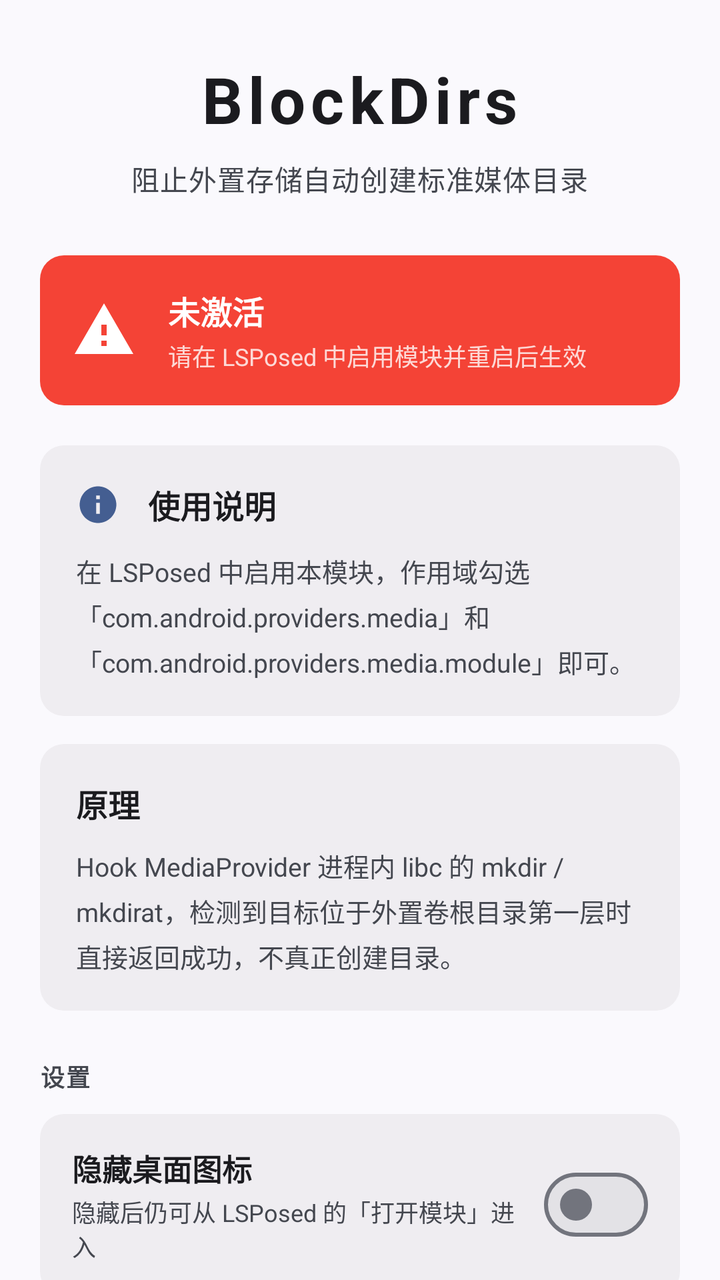
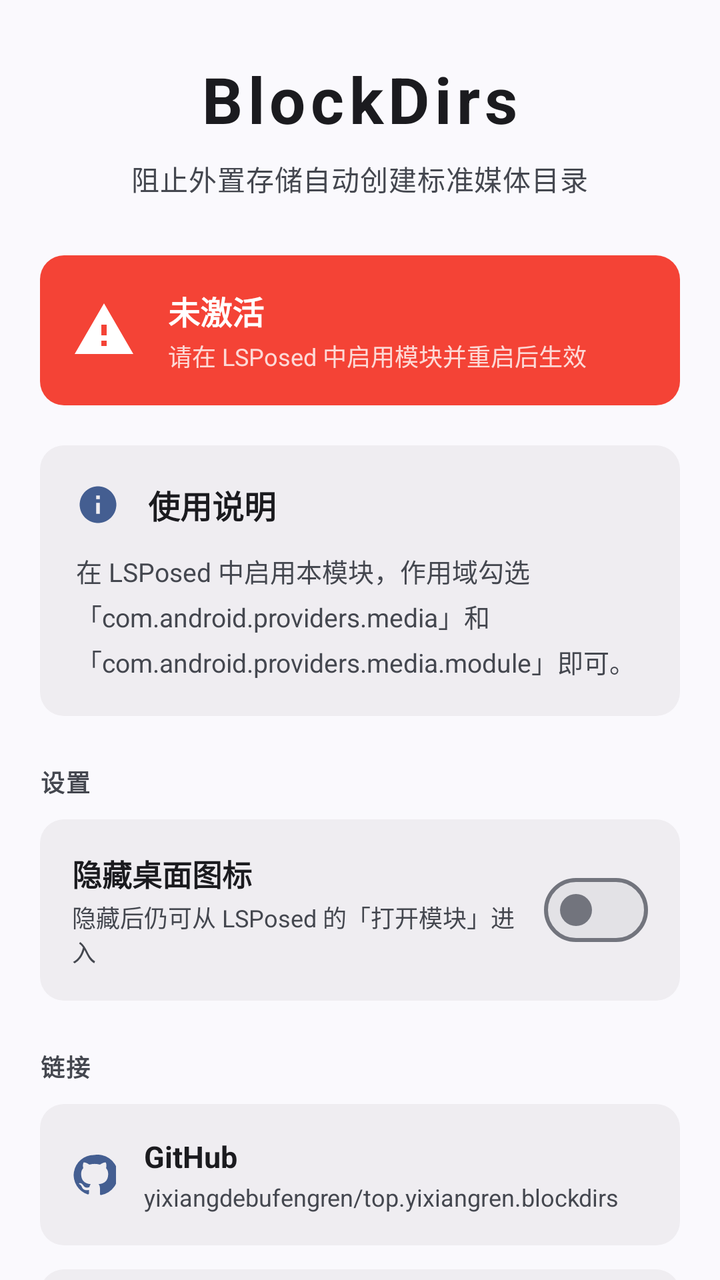

Two renders of the same Android screen: before a commit and after it. Below are the layout's source before the change and the commit's diff.
<!-- AndroidManifest.xml: application theme AppTheme -->
<!-- res/layout/activity_main.xml -->
<?xml version="1.0" encoding="utf-8"?>
<ScrollView xmlns:android="http://schemas.android.com/apk/res/android"
    xmlns:app="http://schemas.android.com/apk/res-auto"
    android:layout_width="match_parent"
    android:layout_height="match_parent"
    android:background="?attr/colorSurface"
    android:fillViewport="true"
    android:scrollbars="none">

    <LinearLayout
        android:layout_width="match_parent"
        android:layout_height="wrap_content"
        android:orientation="vertical"
        android:paddingHorizontal="20dp"
        android:paddingTop="28dp"
        android:paddingBottom="28dp">

        
        <LinearLayout
            android:layout_width="match_parent"
            android:layout_height="wrap_content"
            android:orientation="vertical"
            android:gravity="center_horizontal"
            android:paddingBottom="8dp">

            <TextView
                android:layout_width="wrap_content"
                android:layout_height="wrap_content"
                android:text="@string/app_name"
                android:textColor="?attr/colorOnSurface"
                android:textSize="32sp"
                android:textStyle="bold"
                android:letterSpacing="0.08" />

            <TextView
                android:layout_width="wrap_content"
                android:layout_height="wrap_content"
                android:layout_marginTop="8dp"
                android:text="@string/app_subtitle"
                android:textColor="?attr/colorOnSurfaceVariant"
                android:textSize="14sp"
                android:letterSpacing="0.02" />
        </LinearLayout>

        
        <LinearLayout
            android:id="@+id/card_status"
            android:layout_width="match_parent"
            android:layout_height="wrap_content"
            android:layout_marginTop="20dp"
            android:orientation="horizontal"
            android:gravity="center_vertical"
            android:padding="16dp"
            android:background="@drawable/card_status_red">

            <ImageView
                android:id="@+id/status_icon"
                android:layout_width="32dp"
                android:layout_height="32dp"
                android:src="@drawable/ic_status_warn"
                android:contentDescription="@null" />

            <LinearLayout
                android:layout_width="0dp"
                android:layout_height="wrap_content"
                android:layout_marginStart="16dp"
                android:layout_weight="1"
                android:orientation="vertical">

                <TextView
                    android:id="@+id/status_title"
                    android:layout_width="match_parent"
                    android:layout_height="wrap_content"
                    android:text="@string/module_status_title_inactive"
                    android:textColor="#FFFFFF"
                    android:textSize="16sp"
                    android:textStyle="bold" />

                <TextView
                    android:id="@+id/status_desc"
                    android:layout_width="match_parent"
                    android:layout_height="wrap_content"
                    android:layout_marginTop="2dp"
                    android:text="@string/module_status_desc_inactive"
                    android:textColor="#CCFFFFFF"
                    android:textSize="12sp" />
            </LinearLayout>
        </LinearLayout>

        
        <LinearLayout
            android:id="@+id/card_guide"
            android:layout_width="match_parent"
            android:layout_height="wrap_content"
            android:layout_marginTop="20dp"
            android:orientation="vertical"
            android:padding="18dp"
            android:background="@drawable/card_bg"
            android:clickable="true"
            android:focusable="true">

            <LinearLayout
                android:layout_width="match_parent"
                android:layout_height="wrap_content"
                android:orientation="horizontal"
                android:gravity="center_vertical">

                <ImageView
                    android:layout_width="22dp"
                    android:layout_height="22dp"
                    android:src="@drawable/ic_info"
                    android:contentDescription="@null" />

                <TextView
                    android:layout_width="wrap_content"
                    android:layout_height="wrap_content"
                    android:layout_marginStart="14dp"
                    android:text="@string/module_app_build_info_title"
                    android:textColor="?attr/colorOnSurface"
                    android:textSize="16sp"
                    android:textStyle="bold" />
            </LinearLayout>

            <TextView
                android:layout_width="match_parent"
                android:layout_height="wrap_content"
                android:layout_marginTop="12dp"
                android:lineSpacingExtra="4dp"
                android:text="@string/usage_tip"
                android:textColor="?attr/colorOnSurfaceVariant"
                android:textSize="13sp" />
        </LinearLayout>

        
        <LinearLayout
            android:layout_width="match_parent"
            android:layout_height="wrap_content"
            android:layout_marginTop="14dp"
            android:orientation="vertical"
            android:padding="18dp"
            android:background="@drawable/card_bg">

            <TextView
                android:layout_width="wrap_content"
                android:layout_height="wrap_content"
                android:text="@string/module_app_principle_title"
                android:textColor="?attr/colorOnSurface"
                android:textSize="16sp"
                android:textStyle="bold" />

            <TextView
                android:layout_width="match_parent"
                android:layout_height="wrap_content"
                android:layout_marginTop="10dp"
                android:lineSpacingExtra="4dp"
                android:text="@string/module_app_principle_desc"
                android:textColor="?attr/colorOnSurfaceVariant"
                android:textSize="13sp" />
        </LinearLayout>

        
        <TextView
            android:layout_width="wrap_content"
            android:layout_height="wrap_content"
            android:layout_marginTop="24dp"
            android:layout_marginBottom="10dp"
            android:text="@string/setting_section_title"
            android:textColor="?attr/colorOnSurfaceVariant"
            android:textSize="12sp"
            android:textStyle="bold"
            android:letterSpacing="0.05" />

        
        <LinearLayout
            android:layout_width="match_parent"
            android:layout_height="wrap_content"
            android:orientation="horizontal"
            android:gravity="center_vertical"
            android:padding="16dp"
            android:background="@drawable/card_bg">

            <LinearLayout
                android:layout_width="0dp"
                android:layout_height="wrap_content"
                android:layout_weight="1"
                android:orientation="vertical">

                <TextView
                    android:layout_width="match_parent"
                    android:layout_height="wrap_content"
                    android:text="@string/setting_hide_icon_title"
                    android:textColor="?attr/colorOnSurface"
                    android:textSize="15sp"
                    android:textStyle="bold" />

                <TextView
                    android:layout_width="match_parent"
                    android:layout_height="wrap_content"
                    android:layout_marginTop="2dp"
                    android:text="@string/setting_hide_icon_subtitle"
                    android:textColor="?attr/colorOnSurfaceVariant"
                    android:textSize="12sp" />
            </LinearLayout>

            <com.google.android.material.materialswitch.MaterialSwitch
                android:id="@+id/switch_hide_icon"
                android:layout_width="wrap_content"
                android:layout_height="wrap_content"
                android:layout_marginStart="12dp" />
        </LinearLayout>

        
        <TextView
            android:layout_width="wrap_content"
            android:layout_height="wrap_content"
            android:layout_marginTop="24dp"
            android:layout_marginBottom="10dp"
            android:text="@string/link_section_title"
            android:textColor="?attr/colorOnSurfaceVariant"
            android:textSize="12sp"
            android:textStyle="bold"
            android:letterSpacing="0.05" />

        
        <LinearLayout
            android:id="@+id/card_github"
            android:layout_width="match_parent"
            android:layout_height="wrap_content"
            android:orientation="horizontal"
            android:gravity="center_vertical"
            android:padding="16dp"
            android:background="@drawable/card_bg"
            android:clickable="true"
            android:focusable="true">

            <ImageView
                android:layout_width="22dp"
                android:layout_height="22dp"
                android:src="@drawable/ic_github"
                android:contentDescription="@null" />

            <LinearLayout
                android:layout_width="0dp"
                android:layout_height="wrap_content"
                android:layout_marginStart="14dp"
                android:layout_weight="1"
                android:orientation="vertical">

                <TextView
                    android:layout_width="wrap_content"
                    android:layout_height="wrap_content"
                    android:text="@string/link_github_title"
                    android:textColor="?attr/colorOnSurface"
                    android:textSize="15sp"
                    android:textStyle="bold" />

                <TextView
                    android:layout_width="wrap_content"
                    android:layout_height="wrap_content"
                    android:layout_marginTop="2dp"
                    android:text="@string/link_github_subtitle"
                    android:textColor="?attr/colorOnSurfaceVariant"
                    android:textSize="12sp" />
            </LinearLayout>
        </LinearLayout>

        
        <LinearLayout
            android:id="@+id/card_blog"
            android:layout_width="match_parent"
            android:layout_height="wrap_content"
            android:layout_marginTop="12dp"
            android:orientation="horizontal"
            android:gravity="center_vertical"
            android:padding="16dp"
            android:background="@drawable/card_bg"
            android:clickable="true"
            android:focusable="true">

            <ImageView
                android:layout_width="22dp"
                android:layout_height="22dp"
                android:src="@drawable/ic_open_in_new"
                android:contentDescription="@null" />

            <LinearLayout
                android:layout_width="0dp"
                android:layout_height="wrap_content"
                android:layout_marginStart="14dp"
                android:layout_weight="1"
                android:orientation="vertical">

                <TextView
                    android:layout_width="wrap_content"
                    android:layout_height="wrap_content"
                    android:text="@string/link_blog_title"
                    android:textColor="?attr/colorOnSurface"
                    android:textSize="15sp"
                    android:textStyle="bold" />

                <TextView
                    android:layout_width="wrap_content"
                    android:layout_height="wrap_content"
                    android:layout_marginTop="2dp"
                    android:text="@string/link_blog_subtitle"
                    android:textColor="?attr/colorOnSurfaceVariant"
                    android:textSize="12sp" />
            </LinearLayout>
        </LinearLayout>

        
        <LinearLayout
            android:id="@+id/card_update"
            android:layout_width="match_parent"
            android:layout_height="wrap_content"
            android:layout_marginTop="12dp"
            android:orientation="horizontal"
            android:gravity="center_vertical"
            android:padding="16dp"
            android:background="@drawable/card_bg"
            android:clickable="true"
            android:focusable="true">

            <ImageView
                android:layout_width="22dp"
                android:layout_height="22dp"
                android:src="@drawable/ic_open_in_new"
                android:contentDescription="@null" />

            <LinearLayout
                android:layout_width="0dp"
                android:layout_height="wrap_content"
                android:layout_marginStart="14dp"
                android:layout_weight="1"
                android:orientation="vertical">

                <TextView
                    android:layout_width="wrap_content"
                    android:layout_height="wrap_content"
                    android:text="@string/link_update_title"
                    android:textColor="?attr/colorOnSurface"
                    android:textSize="15sp"
                    android:textStyle="bold" />

                <TextView
                    android:layout_width="wrap_content"
                    android:layout_height="wrap_content"
                    android:layout_marginTop="2dp"
                    android:text="@string/link_update_subtitle"
                    android:textColor="?attr/colorOnSurfaceVariant"
                    android:textSize="12sp" />
            </LinearLayout>
        </LinearLayout>

        
        <TextView
            android:id="@+id/version_footer"
            android:layout_width="match_parent"
            android:layout_height="wrap_content"
            android:layout_marginTop="36dp"
            android:gravity="center"
            android:text="@string/version_footer"
            android:textColor="?attr/colorOnSurfaceVariant"
            android:textSize="12sp" />

    </LinearLayout>
</ScrollView>
<!-- resources referenced by this layout -->
<resources>
  <!-- drawable card_bg (drawable) -->
  <?xml version="1.0" encoding="utf-8"?>
  <shape xmlns:android="http://schemas.android.com/apk/res/android"
      android:shape="rectangle">
      <solid android:color="?attr/colorSurfaceContainer" />
      <corners android:radius="12dp" />
  </shape>
  <!-- drawable card_status_red (drawable) -->
  <?xml version="1.0" encoding="utf-8"?>
  <shape xmlns:android="http://schemas.android.com/apk/res/android"
      android:shape="rectangle">
      <solid android:color="@color/status_inactive" />
      <corners android:radius="12dp" />
  </shape>
  <!-- drawable ic_info (drawable) -->
  <?xml version="1.0" encoding="utf-8"?>
  <vector xmlns:android="http://schemas.android.com/apk/res/android"
      android:width="24dp"
      android:height="24dp"
      android:viewportWidth="24"
      android:viewportHeight="24"
      android:tint="?attr/colorPrimary">
      <path
          android:fillColor="?attr/colorPrimary"
          android:pathData="M12,2C6.48,2 2,6.48 2,12s4.48,10 10,10 10,-4.48 10,-10S17.52,2 12,2zM13,17h-2v-6h2v6zM13,9h-2L11,7h2v2z" />
  </vector>
  <!-- drawable ic_open_in_new (drawable) -->
  <?xml version="1.0" encoding="utf-8"?>
  <vector xmlns:android="http://schemas.android.com/apk/res/android"
      android:width="24dp"
      android:height="24dp"
      android:viewportWidth="24"
      android:viewportHeight="24"
      android:tint="?attr/colorPrimary">
      <path
          android:fillColor="?attr/colorPrimary"
          android:pathData="M19,19H5V5h7V3H5c-1.11,0 -2,0.9 -2,2v14c0,1.1 0.89,2 2,2h14c1.1,0 2,-0.9 2,-2v-7h-2v7zM14,3v2h3.59l-9.83,9.83 1.41,1.41L19,6.41V10h2V3h-7z" />
  </vector>
  <!-- drawable ic_status_warn (drawable) -->
  <?xml version="1.0" encoding="utf-8"?>
  <vector xmlns:android="http://schemas.android.com/apk/res/android"
      android:width="32dp"
      android:height="32dp"
      android:viewportWidth="24"
      android:viewportHeight="24">
      <path
          android:fillColor="#FFFFFF"
          android:pathData="M1,21h22L12,2 1,21zM13,18h-2v-2h2v2zM13,14h-2v-4h2v4z" />
  </vector>
  <string name="app_name">BlockDirs</string>
  <string name="app_subtitle">阻止外置存储自动创建标准媒体目录</string>
  <string name="link_blog_subtitle">yixiangren.top</string>
  <string name="link_blog_title">博客</string>
  <string name="link_github_subtitle">yixiangdebufengren/top.yixiangren.blockdirs</string>
  <string name="link_github_title">GitHub</string>
  <string name="link_section_title">链接</string>
  <string name="link_update_subtitle">前往 GitHub Releases 下载最新版本</string>
  <string name="link_update_title">检查更新</string>
  <string name="module_app_build_info_title">使用说明</string>
  <string name="module_app_principle_desc">Hook MediaProvider 进程内 libc 的 mkdir / mkdirat，检测到目标位于外置卷根目录第一层时直接返回成功，不真正创建目录。</string>
  <string name="module_app_principle_title">原理</string>
  <string name="module_status_desc_inactive">请在 LSPosed 中启用模块并重启后生效</string>
  <string name="module_status_title_inactive">未激活</string>
  <string name="setting_hide_icon_subtitle">隐藏后仍可从 LSPosed 的「打开模块」进入</string>
  <string name="setting_hide_icon_title">隐藏桌面图标</string>
  <string name="setting_section_title">设置</string>
  <string name="usage_tip">在 LSPosed 中启用本模块，作用域勾选\n「com.android.providers.media」和\n「com.android.providers.media.module」即可。</string>
  <string name="version_footer">BlockDirs v{version} — LSPosed 模块</string>
  <style name="AppTheme" parent="Theme.Material3.DynamicColors.Light.NoActionBar" />
  <color name="status_inactive">#F44336</color>
  <!-- unchanged entries left out for length: 1 -->
</resources>

<!-- the commit's change to res/layout/activity_main.xml (unified diff, before → after) -->
@@ -132,33 +132,6 @@
         </LinearLayout>
 
         
-        <LinearLayout
-            android:layout_width="match_parent"
-            android:layout_height="wrap_content"
-            android:layout_marginTop="14dp"
-            android:orientation="vertical"
-            android:padding="18dp"
-            android:background="@drawable/card_bg">
-
-            <TextView
-                android:layout_width="wrap_content"
-                android:layout_height="wrap_content"
-                android:text="@string/module_app_principle_title"
-                android:textColor="?attr/colorOnSurface"
-                android:textSize="16sp"
-                android:textStyle="bold" />
-
-            <TextView
-                android:layout_width="match_parent"
-                android:layout_height="wrap_content"
-                android:layout_marginTop="10dp"
-                android:lineSpacingExtra="4dp"
-                android:text="@string/module_app_principle_desc"
-                android:textColor="?attr/colorOnSurfaceVariant"
-                android:textSize="13sp" />
-        </LinearLayout>
-
-        
         <TextView
             android:layout_width="wrap_content"
             android:layout_height="wrap_content"
<!-- resource entries referenced after the edit -->
@@ -59,8 +59,6 @@
   <string name="link_update_subtitle">前往 GitHub Releases 下载最新版本</string>
   <string name="link_update_title">检查更新</string>
   <string name="module_app_build_info_title">使用说明</string>
-  <string name="module_app_principle_desc">Hook MediaProvider 进程内 libc 的 mkdir / mkdirat，检测到目标位于外置卷根目录第一层时直接返回成功，不真正创建目录。</string>
-  <string name="module_app_principle_title">原理</string>
   <string name="module_status_desc_inactive">请在 LSPosed 中启用模块并重启后生效</string>
   <string name="module_status_title_inactive">未激活</string>
   <string name="setting_hide_icon_subtitle">隐藏后仍可从 LSPosed 的「打开模块」进入</string>
